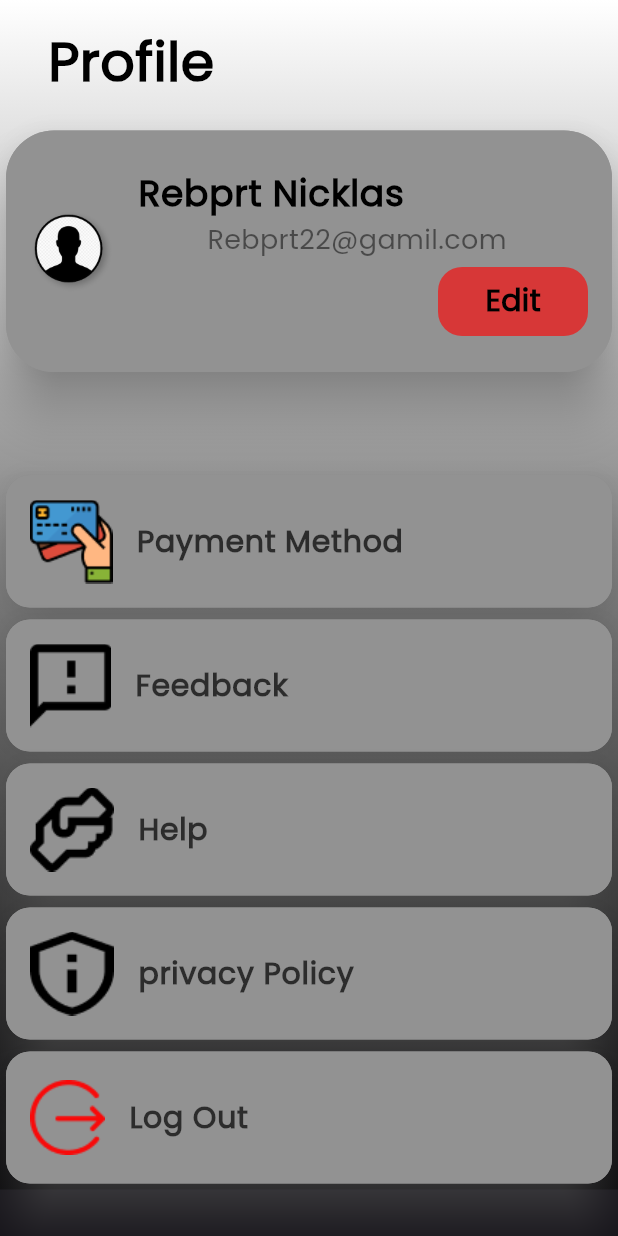
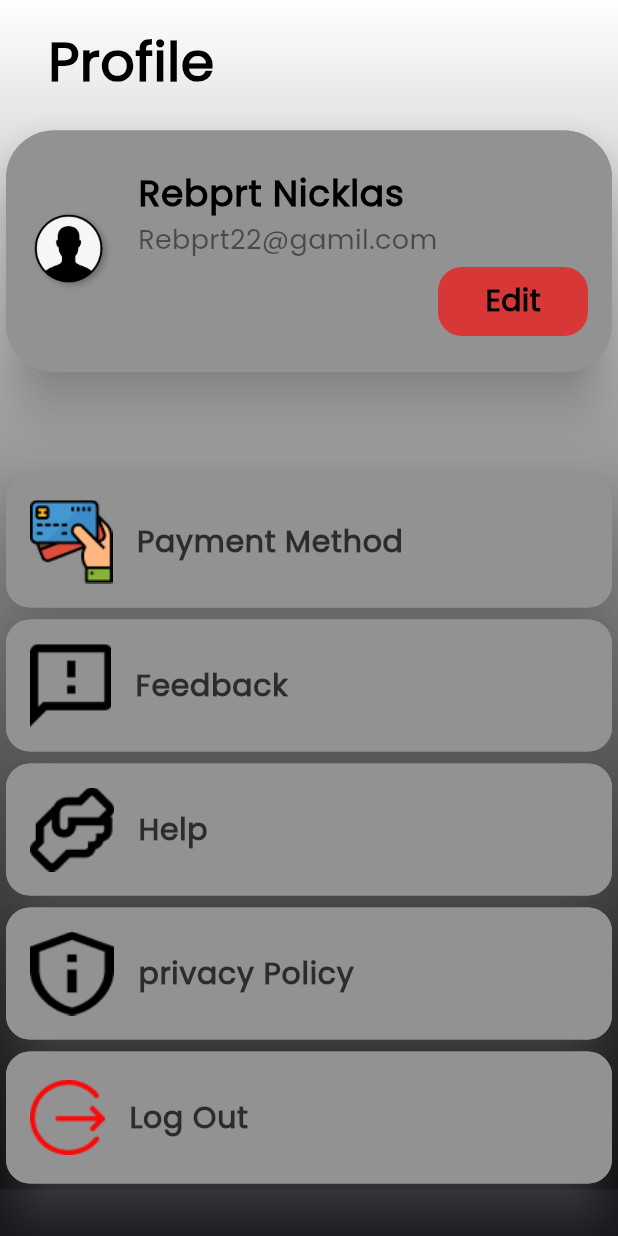
Before and after one commit to esraammosaad/watches-store, a Flutter app: the ProfileView screen opened directly, on a phone screen of 412 x 824 dp. Run offline on Flutter 3.47's test engine with Material 2 defaults, Android fonts, the phone set to English and light mode, and no system bars; our stand-ins replace flutter_bloc, flutter_rating_bar, font_awesome_flutter, smooth_page_indicator.

Commit message:
edit profile view

```diff
--- a/lib/Features/home_page/presentation/views/widgets/profile_view_body.dart
+++ b/lib/Features/home_page/presentation/views/widgets/profile_view_body.dart
@@ -36,13 +36,15 @@ class ProfileViewBody extends StatelessWidget {
                 ),
                 subtitle: Column(
                   children: [
-                    Padding(
-                      padding: const EdgeInsets.only(right: 8.0),
-                      child: Text(
-                        'Rebprt22@gamil.com',
-                        style: Styles.fontSize18
-                            .copyWith(color: const Color(0x80000000)),
-                      ),
+                    Row(
+                      mainAxisAlignment: MainAxisAlignment.start,
+                      children: [
+                        Text(
+                          'Rebprt22@gamil.com',
+                          style: Styles.fontSize18
+                              .copyWith(color: const Color(0x80000000)),
+                        ),
+                      ],
                     ),
                     const SizedBox(
                       height: 5,
```
